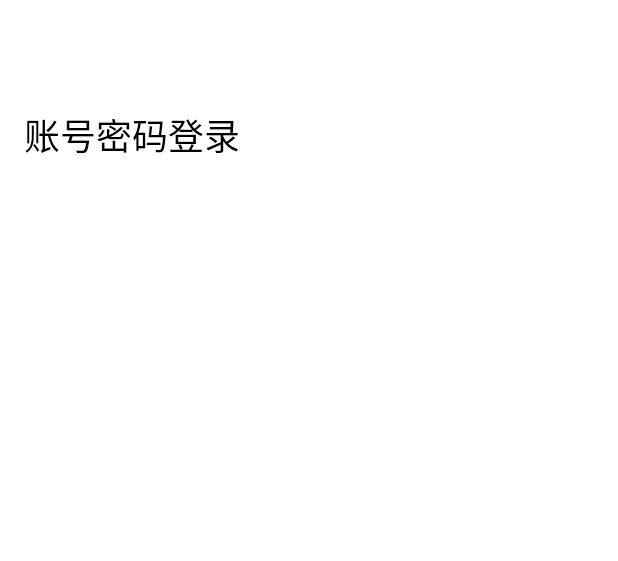
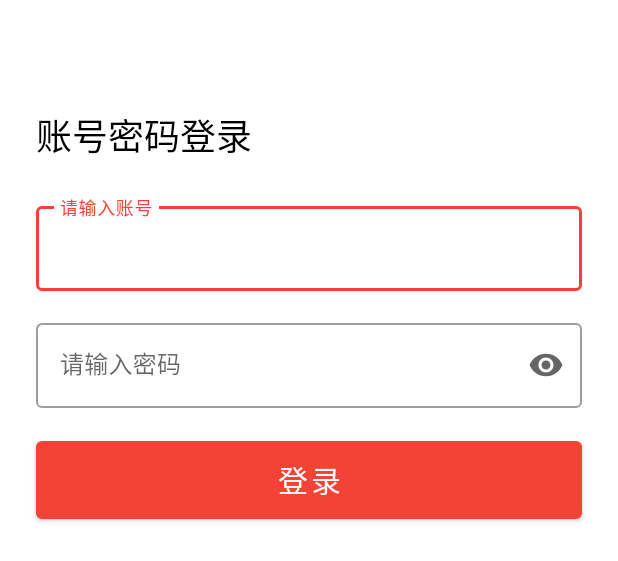
Before and after one commit to ivotai/CspRefactor, an Android app: the layout fra_login.xml on its own in the app's theme, with its tools: preview values and no code run, on a phone screen of 412 x 824 dp. Shown: the top 561 px of the screen. Run offline under Robolectric (Android 15) with nearby library versions, the phone set to English and light mode, and no system bars.

Commit message:
登录布局完成。

```diff
--- a/app/src/main/java/com/unircorn/csp/ui/fra/LoginFra.kt
+++ b/app/src/main/java/com/unircorn/csp/ui/fra/LoginFra.kt
@@ -1,14 +1,11 @@
 package com.unircorn.csp.ui.fra
 
-import android.graphics.Color
 import android.os.Bundle
 import android.view.LayoutInflater
 import android.view.View
 import android.view.ViewGroup
-import com.google.android.material.bottomnavigation.BottomNavigationView
 import com.mikepenz.iconics.IconicsDrawable
 import com.mikepenz.iconics.typeface.library.fontawesome.FontAwesome
-import com.mikepenz.iconics.utils.colorInt
 import com.mikepenz.iconics.utils.sizeDp
 import com.unircorn.csp.R
 import com.unircorn.csp.databinding.FraLoginBinding
@@ -17,19 +14,23 @@ import com.unircorn.csp.ui.base.BaseFra
 class LoginFra : BaseFra(R.layout.fra_login) {
 
     override fun initViews() {
-        val i =IconicsDrawable(requireContext(), FontAwesome.Icon.faw_android).apply {
-            colorInt = Color.RED
-            sizeDp = 24
+        with(binding) {
+            tilUsername.startIconDrawable =
+                IconicsDrawable(requireContext(), FontAwesome.Icon.faw_user1).apply {
+                    sizeDp = 24
+                }
+            tilPassword.startIconDrawable =
+                IconicsDrawable(requireContext(), FontAwesome.Icon.faw_lock).apply {
+                    sizeDp = 24
+                }
         }
-        binding.textField.startIconDrawable = i
-
     }
-
 
 
     // ----
 
     private var _binding: FraLoginBinding? = null
+
     // This property is only valid between onCreateView and
     // onDestroyView.
     private val binding get() = _binding!!
--- a/app/src/main/res/layout/fra_login.xml
+++ b/app/src/main/res/layout/fra_login.xml
@@ -1,7 +1,6 @@
 <?xml version="1.0" encoding="utf-8"?>
 <androidx.constraintlayout.widget.ConstraintLayout xmlns:android="http://schemas.android.com/apk/res/android"
     xmlns:app="http://schemas.android.com/apk/res-auto"
-    xmlns:tools="http://schemas.android.com/tools"
     android:layout_width="match_parent"
     android:layout_height="match_parent">
 
@@ -9,7 +8,7 @@
         android:id="@+id/tvTitle"
         android:layout_width="wrap_content"
         android:layout_height="wrap_content"
-        android:layout_marginStart="16dp"
+        android:layout_marginStart="24dp"
         android:layout_marginTop="72dp"
         android:text="账号密码登录"
         android:textColor="?attr/colorOnBackground"
@@ -18,18 +17,55 @@
         app:layout_constraintTop_toTopOf="parent" />
 
     <com.google.android.material.textfield.TextInputLayout
-        android:id="@+id/textField"
+        android:id="@+id/tilUsername"
+        style="@style/Widget.MaterialComponents.TextInputLayout.OutlinedBox"
         android:layout_width="0dp"
         android:layout_height="wrap_content"
-        android:layout_marginTop="16dp"
-        android:layout_marginEnd="16dp"
-        android:hint="hint"
+        android:layout_marginTop="24dp"
+        android:layout_marginEnd="24dp"
+        android:hint="请输入账号"
+        app:endIconMode="clear_text"
         app:layout_constraintEnd_toEndOf="parent"
         app:layout_constraintHorizontal_bias="0.0"
         app:layout_constraintStart_toStartOf="@+id/tvTitle"
         app:layout_constraintTop_toBottomOf="@+id/tvTitle">
 
+        <com.google.android.material.textfield.TextInputEditText
+            android:layout_width="match_parent"
+            android:layout_height="wrap_content" />
 
     </com.google.android.material.textfield.TextInputLayout>
 
+    <com.google.android.material.textfield.TextInputLayout
+        android:id="@+id/tilPassword"
+        style="@style/Widget.MaterialComponents.TextInputLayout.OutlinedBox"
+        android:layout_width="0dp"
+        android:layout_height="wrap_content"
+        android:layout_marginTop="16dp"
+        android:hint="请输入密码"
+        app:endIconMode="password_toggle"
+        app:layout_constraintEnd_toEndOf="@+id/tilUsername"
+        app:layout_constraintHorizontal_bias="0.0"
+        app:layout_constraintStart_toStartOf="@+id/tvTitle"
+        app:layout_constraintTop_toBottomOf="@+id/tilUsername">
+
+        <com.google.android.material.textfield.TextInputEditText
+            android:inputType="textPassword"
+            android:layout_width="match_parent"
+            android:layout_height="wrap_content" />
+
+    </com.google.android.material.textfield.TextInputLayout>
+
+    <com.google.android.material.button.MaterialButton
+        android:id="@+id/btnLogin"
+        android:layout_width="0dp"
+        android:layout_height="64dp"
+        android:layout_marginTop="16dp"
+        android:text="登录"
+        android:textColor="?attr/colorOnPrimary"
+        android:textSize="20dp"
+        app:layout_constraintEnd_toEndOf="@+id/tilPassword"
+        app:layout_constraintStart_toStartOf="@+id/tilPassword"
+        app:layout_constraintTop_toBottomOf="@+id/tilPassword" />
+
 </androidx.constraintlayout.widget.ConstraintLayout>
--- a/app/src/main/res/values/themes.xml
+++ b/app/src/main/res/values/themes.xml
@@ -2,8 +2,8 @@
     <!-- Base application theme. -->
     <style name="Theme.CspRefactor" parent="Theme.MaterialComponents.DayNight.NoActionBar">
         <!-- Primary brand color. -->
-        <item name="colorPrimary">@color/purple_500</item>
-        <item name="colorPrimaryVariant">@color/purple_700</item>
+        <item name="colorPrimary">#f44336</item>
+        <item name="colorPrimaryVariant">#d32f2f</item>
         <item name="colorOnPrimary">@color/white</item>
         <!-- Secondary brand color. -->
         <item name="colorSecondary">@color/teal_200</item>
```
